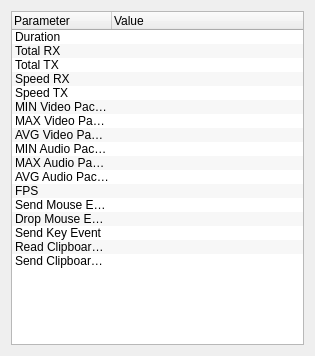
Before: the Qt Designer form source/client/ui/statistics_dialog.ui in dchapyshev/aspia, drawn with Qt 5.
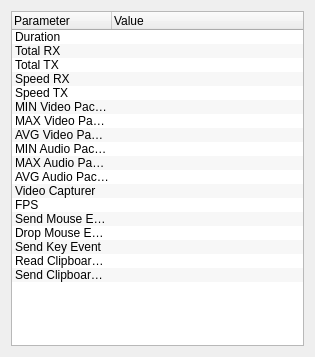
After: the same form once the commit is applied.

Commit message: Implemented the transfer of information about the type of screen capturer.

```diff
--- a/source/client/ui/statistics_dialog.ui
+++ b/source/client/ui/statistics_dialog.ui
@@ -7,7 +7,7 @@
     <x>0</x>
     <y>0</y>
     <width>315</width>
-    <height>356</height>
+    <height>357</height>
    </rect>
   </property>
   <property name="windowTitle">
@@ -96,6 +96,11 @@
        <string notr="true">AVG Audio Packet</string>
       </property>
      </item>
+     <item>
+      <property name="text">
+       <string notr="true">Video Capturer</string>
+      </property>
+     </item>
      <item>
       <property name="text">
        <string notr="true">FPS</string>
```
The commit also changes 19 other files.
